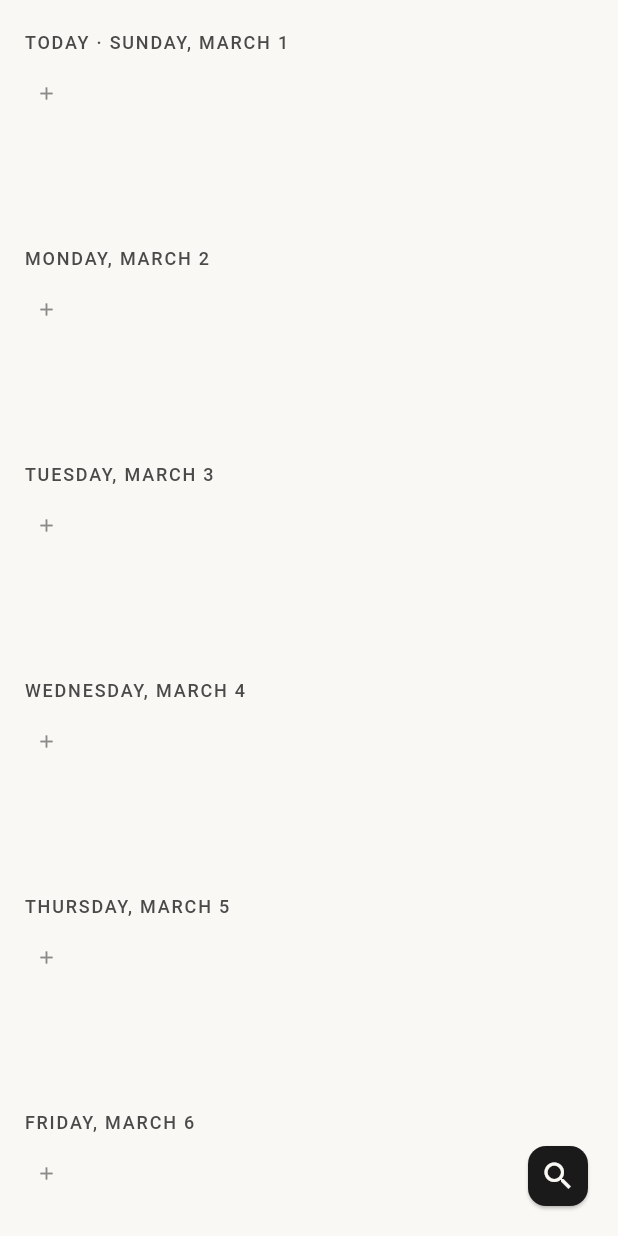
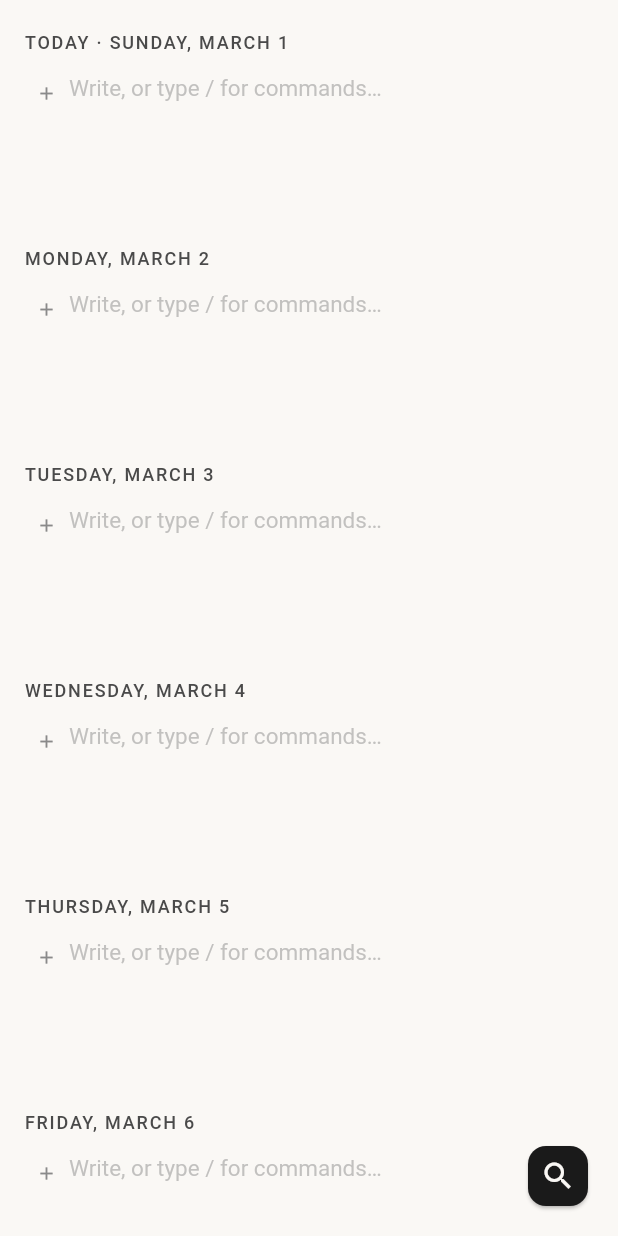
Before and after one commit to elibdev/lifelog, a Flutter app: the screen it shows after launch, on a phone screen of 412 x 824 dp. Run offline on Flutter 3.47's test engine with Material 3 defaults, Android fonts, the phone set to English and light mode, and no system bars; missing offline and left inert: sqlite3.

Commit message:
fix(M1): add hintText to RecordTextField to surface slash-command system
Empty records now show "Write, or type / for commands…" as placeholder text,
revealing the slash-command entry point to new users without cluttering the
minimalist interface. Hidden in readOnly mode (search results).

https://claude.ai/code/session_01QUiVHFLU8NpCa7Me7dXgNX

```diff
--- a/reference/lib/widgets/records/record_text_field.dart
+++ b/reference/lib/widgets/records/record_text_field.dart
@@ -187,13 +187,20 @@ class RecordTextFieldState extends State<RecordTextField> {
         focusNode: _focusNode,
         // C2: readOnly allows text selection (copy) but prevents editing
         readOnly: widget.readOnly,
-        decoration: const InputDecoration(
+        decoration: InputDecoration(
           border: InputBorder.none,
           enabledBorder: InputBorder.none,
           focusedBorder: InputBorder.none,
           isDense: true,
           contentPadding: EdgeInsets.zero,
           filled: false,
+          // M1: Hint surfaces the slash-command system to new users.
+          // Only shown on the placeholder (empty record), hidden in readOnly search results.
+          hintText: widget.readOnly ? null : 'Write, or type / for commands…',
+          hintStyle: theme.textTheme.bodyMedium?.copyWith(
+            color: theme.colorScheme.outline.withValues(alpha: 0.5),
+            height: GridConstants.textLineHeightMultiplier,
+          ),
         ),
         style: effectiveStyle,
         cursorColor: theme.colorScheme.primary,
```
